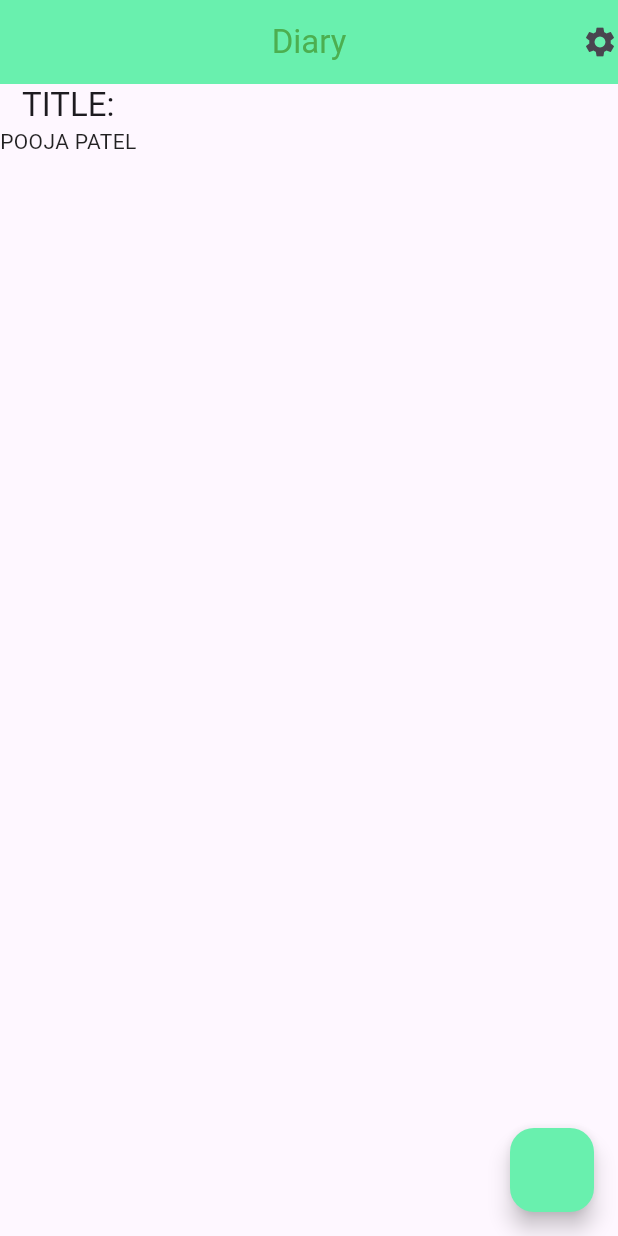
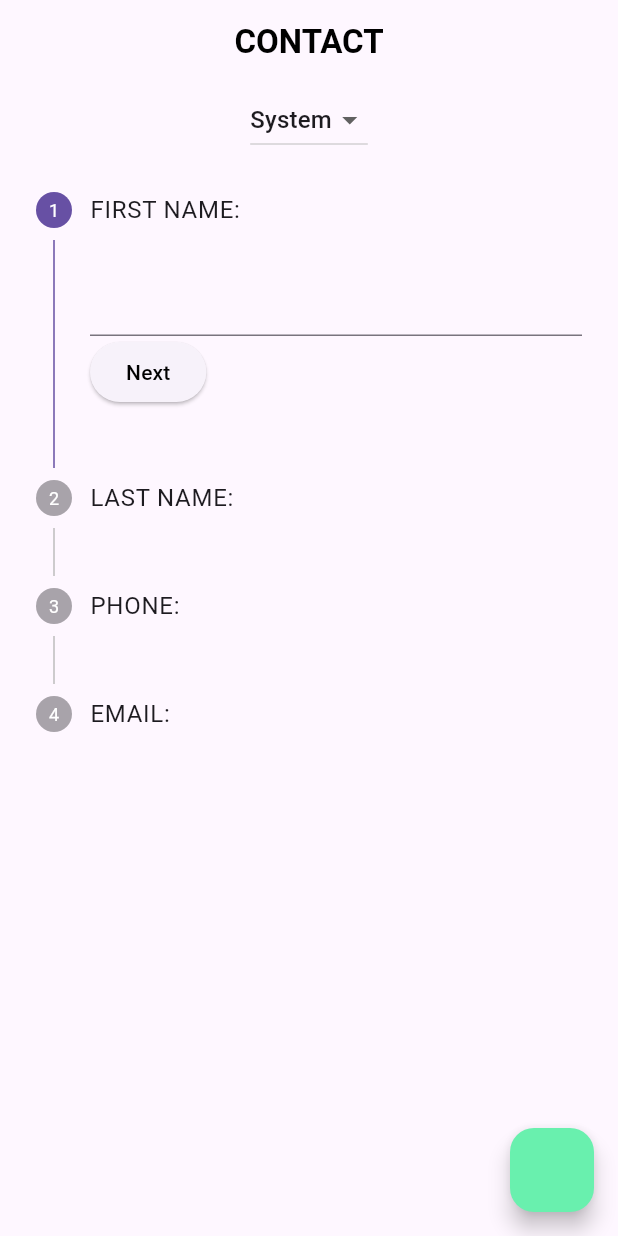
Before and after one commit to poojaranpariya29/contact_diary, a Flutter app: the screen it shows after launch, on a phone screen of 412 x 824 dp. Run offline on Flutter 3.47's test engine with Material 3 defaults, Android fonts, the phone set to English and light mode, and no system bars.

Commit message:
themeprovider

```diff
--- /dev/null
+++ b/lib/home_page.dart
@@ -0,0 +1,112 @@
+import 'package:contact_diary/theme_provider.dart';
+import 'package:flutter/material.dart';
+import 'package:provider/provider.dart';
+
+class HomePage extends StatefulWidget {
+  const HomePage({super.key});
+
+  @override
+  State<HomePage> createState() => _HomePageState();
+}
+
+class _HomePageState extends State<HomePage> {
+  int currentindex = 0;
+  @override
+  Widget build(BuildContext context) {
+    return Scaffold(
+      appBar: AppBar(
+        title: Text(
+          "CONTACT",
+          style: TextStyle(color: Colors.black, fontWeight: FontWeight.bold),
+        ),
+        centerTitle: true,
+      ),
+      body: Column(
+        children: [
+          Consumer<ThemeProvider>(
+            builder: (BuildContext context, value, Widget? child) {
+              return DropdownButton(
+                value: value.thememode,
+                items: [
+                  DropdownMenuItem(child: Text("System"), value: 0),
+                  DropdownMenuItem(child: Text("Light"), value: 1),
+                  DropdownMenuItem(child: Text("Dark"), value: 2),
+                ],
+                onChanged: (value) {
+                  Provider.of<ThemeProvider>(context, listen: false)
+                      .changetheme(value ?? 0);
+                  print("value $value");
+                },
+              );
+            },
+          ),
+          SingleChildScrollView(
+            child: Stepper(
+                currentStep: currentindex,
+                onStepTapped: (index) {
+                  currentindex = index;
+                  setState(() {});
+                },
+                onStepContinue: () {
+                  if (currentindex < 3) {
+                    currentindex++;
+                    setState(() {});
+                  }
+                },
+                onStepCancel: () {
+                  if (currentindex > 0) {
+                    currentindex--;
+                    setState(() {});
+                  }
+                },
+                controlsBuilder: (context, details) {
+                  return Row(
+                    children: [
+                      ElevatedButton(
+                        onPressed: details.onStepContinue,
+                        child: Text(
+                          details.currentStep == 3 ? "Submit" : "Next",
+                          style: TextStyle(color: Colors.black),
+                        ),
+                      ),
+                      SizedBox(
+                        width: 10,
+                      ),
+                      if (details.currentStep != 0)
+                        ElevatedButton(
+                          onPressed: details.onStepCancel,
+                          child: Text(
+                            "Back",
+                            style: TextStyle(color: Colors.black),
+                          ),
+                        )
+                    ],
+                  );
+                },
+                steps: [
+                  Step(
+                      title: Text("FIRST NAME:"),
+                      content: TextFormField(),
+                      isActive: currentindex == 0),
+                  Step(
+                      title: Text("LAST NAME:"),
+                      content: TextFormField(),
+                      isActive: currentindex == 1),
+                  Step(
+                      title: Text("PHONE:"),
+                      content: TextFormField(),
+                      isActive: currentindex == 2),
+                  Step(
+                      title: Text("EMAIL:"),
+                      content: TextFormField(),
+                      isActive: currentindex == 3),
+                ]),
+          ),
+        ],
+      ),
+      floatingActionButton: FloatingActionButton(
+        onPressed: () {},
+      ),
+    );
+  }
+}
--- a/lib/main.dart
+++ b/lib/main.dart
@@ -1,4 +1,7 @@
+import 'package:contact_diary/home_page.dart';
+import 'package:contact_diary/theme_provider.dart';
 import 'package:flutter/material.dart';
+import 'package:provider/provider.dart';
 
 void main() {
   runApp(const MyApp());
@@ -12,86 +15,25 @@ class MyApp extends StatefulWidget {
 }
 
 class _MyAppState extends State<MyApp> {
-  int themeMode = 0;
+  int currentindex = 0;
 
   @override
   Widget build(BuildContext context) {
-    return MaterialApp(
-      debugShowCheckedModeBanner: false,
-      theme: getlight(),
-      darkTheme: getdark(),
-      themeMode: getthememode(themeMode),
-      home: Scaffold(
-        appBar: AppBar(
-          backgroundColor: Colors.greenAccent,
-          title: Text(
-            "Diary",
-            style: TextStyle(color: Colors.green),
-          ),
-          centerTitle: true,
-          actions: [
-            InkWell(
-                onTap: () {
-                  if (themeMode == 0) {
-                    themeMode = 1;
-                  } else if (themeMode == 1) {
-                    themeMode = 2;
-                  } else {
-                    themeMode = 0;
-                  }
-                  setState(() {});
-                },
-                child: Icon(Icons.settings))
-          ],
-        ),
-        body: Column(
-          children: [
-            Text("TITLE:", style: Theme.of(context).textTheme.titleLarge),
-            Text(
-              "POOJA PATEL",
-            )
-          ],
-        ),
-        floatingActionButton: FloatingActionButton(
-          onPressed: () {},
-        ),
-      ),
-    );
-  }
-
-  ThemeMode getthememode(int type) {
-    if (type == 0) {
-      return ThemeMode.system;
-    } else if (type == 1) {
-      return ThemeMode.light;
-    } else if (type == 2) {
-      return ThemeMode.dark;
-    } else {
-      return ThemeMode.system;
-    }
-  }
-
-  ThemeData getlight() {
-    return ThemeData(
-      brightness: Brightness.light,
-      textTheme: const TextTheme(
-        bodyMedium: TextStyle(color: Colors.black87),
-      ),
-      floatingActionButtonTheme: const FloatingActionButtonThemeData(
-        backgroundColor: Colors.greenAccent,
-      ),
-    );
-  }
-
-  ThemeData getdark() {
-    return ThemeData(
-      brightness: Brightness.dark,
-      textTheme: TextTheme(
-        bodyMedium: TextStyle(color: Colors.blue.shade700),
-      ),
-      floatingActionButtonTheme: const FloatingActionButtonThemeData(
-        backgroundColor: Colors.white,
-      ),
+    return MultiProvider(
+      providers: [
+        ChangeNotifierProvider(
+          create: (context) => ThemeProvider(),
+        )
+      ],
+      builder: (context, child) {
+        return MaterialApp(
+          debugShowCheckedModeBanner: false,
+          theme: Provider.of<ThemeProvider>(context).getlight(),
+          darkTheme: Provider.of<ThemeProvider>(context).getdark(),
+          themeMode: Provider.of<ThemeProvider>(context).gettheme(),
+          home: HomePage(),
+        );
+      },
     );
   }
 }
--- /dev/null
+++ b/lib/theme_provider.dart
@@ -0,0 +1,44 @@
+import 'package:flutter/material.dart';
+
+class ThemeProvider extends ChangeNotifier {
+  int thememode = 0;
+
+  ThemeMode gettheme() {
+    if (thememode == 1) {
+      return ThemeMode.light;
+    } else if (thememode == 2) {
+      return ThemeMode.dark;
+    } else {
+      return ThemeMode.system;
+    }
+  }
+
+  void changetheme(int type) {
+    thememode = type;
+    notifyListeners();
+  }
+
+  ThemeData getlight() {
+    return ThemeData(
+      brightness: Brightness.light,
+      textTheme: const TextTheme(
+        bodyMedium: TextStyle(color: Colors.black87),
+      ),
+      floatingActionButtonTheme: const FloatingActionButtonThemeData(
+        backgroundColor: Colors.greenAccent,
+      ),
+    );
+  }
+
+  ThemeData getdark() {
+    return ThemeData(
+      brightness: Brightness.dark,
+      textTheme: TextTheme(
+        bodyMedium: TextStyle(color: Colors.blue.shade700),
+      ),
+      floatingActionButtonTheme: const FloatingActionButtonThemeData(
+        backgroundColor: Colors.white,
+      ),
+    );
+  }
+}
```
Also changed, not shown: pubspec.yaml (+18 -0 lines), assets/font/DancingScript-VariableFont_wght.ttf (added), assets/font/IndieFlower-Regular.ttf (added), assets/font/RobotoMono-Light.ttf (added), assets/font/Rubik-VariableFont_wght(1).ttf (added), assets/font/ScienceGothic-Medium.ttf (added), pubspec.lock.
